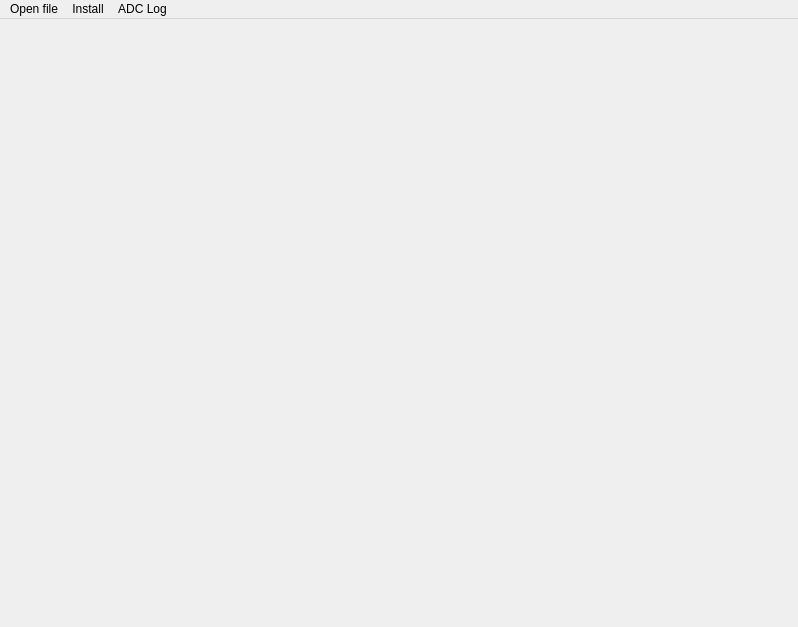
Before: the Qt Designer form ui/MainWindow/MainWindowUIDesign.ui in AVSidorov/FT2SXR, drawn with Qt 5.
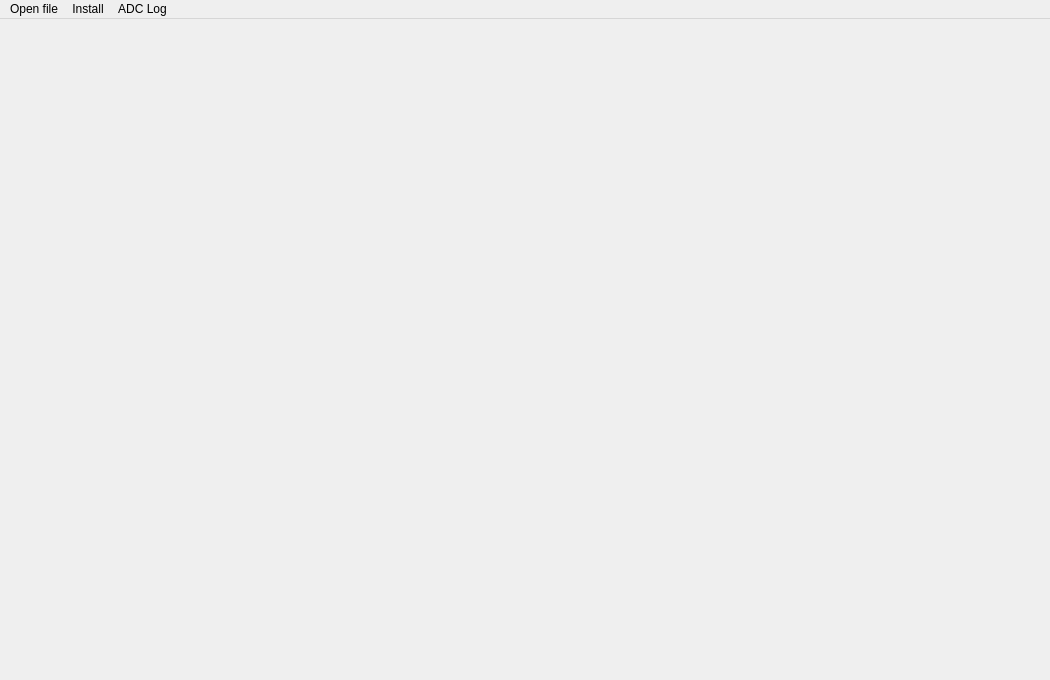
After: the same form once the commit is applied.

Patch:
```diff
--- a/ui/MainWindow/MainWindowUIDesign.ui
+++ b/ui/MainWindow/MainWindowUIDesign.ui
@@ -6,8 +6,8 @@
    <rect>
     <x>0</x>
     <y>0</y>
-    <width>798</width>
-    <height>627</height>
+    <width>1050</width>
+    <height>680</height>
    </rect>
   </property>
   <property name="windowTitle">
@@ -29,7 +29,7 @@
     <rect>
      <x>0</x>
      <y>0</y>
-     <width>798</width>
+     <width>1050</width>
      <height>26</height>
     </rect>
    </property>
```
Left out of the diff: 10 changed lines with no effect on the pictures.
